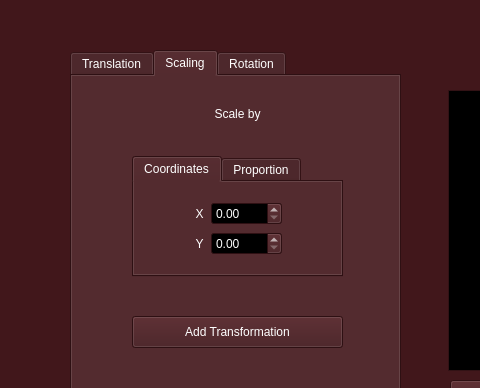
First picture: the form in SGI/view/screens/transformations.ui, repository JVSutter/Sistema-Grafico-Interativo, before the edit; both pictures show x 0 to 480 and y 0 to 388 of the 703 by 507 pixel window.
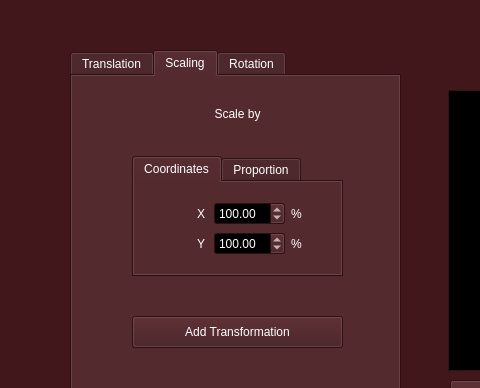
Second picture: the form after the edit. The open tabs and pages were chosen to show the change.

```diff
--- a/SGI/view/screens/transformations.ui
+++ b/SGI/view/screens/transformations.ui
@@ -591,12 +591,12 @@
       <set>Qt::AlignmentFlag::AlignCenter</set>
      </property>
     </widget>
-    <widget class="QWidget" name="">
+    <widget class="QWidget" name="layoutWidget">
      <property name="geometry">
       <rect>
        <x>120</x>
        <y>120</y>
-       <width>88</width>
+       <width>94</width>
        <height>23</height>
       </rect>
      </property>
@@ -707,7 +707,7 @@
         <rect>
          <x>60</x>
          <y>20</y>
-         <width>88</width>
+         <width>110</width>
          <height>23</height>
         </rect>
        </property>
@@ -724,8 +724,21 @@
         </item>
         <item>
          <widget class="QDoubleSpinBox" name="scalingXInput">
+          <property name="minimum">
+           <double>1.000000000000000</double>
+          </property>
           <property name="maximum">
            <double>1000.000000000000000</double>
+          </property>
+          <property name="value">
+           <double>100.000000000000000</double>
+          </property>
+         </widget>
+        </item>
+        <item>
+         <widget class="QLabel" name="label_4">
+          <property name="text">
+           <string>%</string>
           </property>
          </widget>
         </item>
@@ -736,7 +749,7 @@
         <rect>
          <x>60</x>
          <y>50</y>
-         <width>88</width>
+         <width>110</width>
          <height>23</height>
         </rect>
        </property>
@@ -753,8 +766,21 @@
         </item>
         <item>
          <widget class="QDoubleSpinBox" name="scalingYInput">
+          <property name="minimum">
+           <double>1.000000000000000</double>
+          </property>
           <property name="maximum">
            <double>1000.000000000000000</double>
+          </property>
+          <property name="value">
+           <double>100.000000000000000</double>
+          </property>
+         </widget>
+        </item>
+        <item>
+         <widget class="QLabel" name="label_5">
+          <property name="text">
+           <string>%</string>
           </property>
          </widget>
         </item>
```
Left out of the diff: 39 changed lines with no effect on the pictures.
